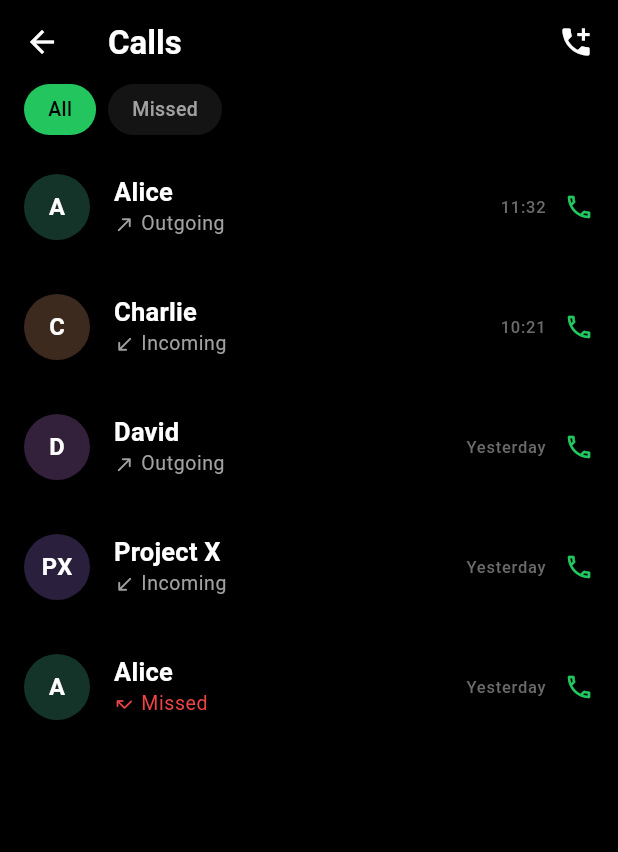
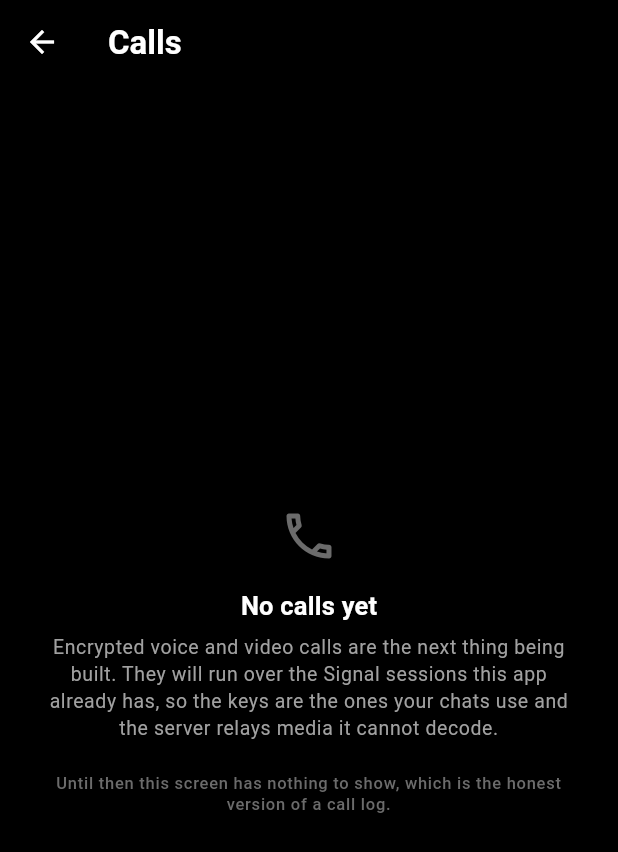
Before and after one commit to nfnc666/privio-messenger, a Flutter app: the CallsScreen screen opened directly, on a phone screen of 412 x 824 dp. Shown: the top 852 px of the screen. Run offline on Flutter 3.47's test engine with Material 3 defaults, Android fonts, the phone set to English and light mode, and no system bars; our stand-ins replace file_picker, flutter_secure_storage, just_audio, qr_flutter; missing offline and left inert: cryptography, libsignal_protocol_dart, record; accounts and stored records are empty; statements that could not run were skipped.

```diff
--- a/app/lib/data/demo_data.dart
+++ /dev/null
@@ -1,118 +0,0 @@
-import '../models/models.dart';
-
-/// The content shown in the mockups, so every screen can be opened and reviewed
-/// against `design/mockups/privio-screens-v1.jpg` before the API is wired in.
-///
-/// `ChatRepository` swaps this for live data; nothing else in the UI changes.
-abstract final class DemoData {
-  static const List<ChatSummary> chats = [
-    ChatSummary(
-      id: 'alice',
-      title: 'Alice',
-      preview: 'Hey! How are you?',
-      timestamp: '11:32',
-      unreadCount: 2,
-      presence: Presence.online,
-      avatarSeed: 1,
-    ),
-    ChatSummary(
-      id: 'project-x',
-      title: 'Project X',
-      preview: 'Bob: Document.pdf',
-      timestamp: '10:45',
-      unreadCount: 3,
-      isGroup: true,
-      previewKind: MessageKind.file,
-      avatarSeed: 2,
-    ),
-    ChatSummary(
-      id: 'charlie',
-      title: 'Charlie',
-      preview: 'Voice message',
-      timestamp: '09:12',
-      previewKind: MessageKind.voice,
-      presence: Presence.online,
-      avatarSeed: 3,
-    ),
-    ChatSummary(
-      id: 'family',
-      title: 'Family',
-      preview: 'Mom: Dinner today?',
-      timestamp: 'Yesterday',
-      isGroup: true,
-      avatarSeed: 4,
-    ),
-    ChatSummary(
-      id: 'david',
-      title: 'David',
-      preview: 'Photo',
-      timestamp: 'Yesterday',
-      previewKind: MessageKind.photo,
-      avatarSeed: 5,
-    ),
-  ];
-
-  static List<Message> conversation(String chatId) {
-    final today = DateTime.now();
-    DateTime at(int hour, int minute) =>
-        DateTime(today.year, today.month, today.day, hour, minute);
-
-    return [
-      Message(id: '1', body: 'Hey!', sentAt: at(11, 30), isMine: false),
-      Message(id: '2', body: 'How are you?', sentAt: at(11, 30), isMine: false),
-      Message(
-        id: '3',
-        body: "I'm good, thanks!",
-        sentAt: at(11, 31),
-        isMine: true,
-        state: DeliveryState.read,
-      ),
-      Message(
-        id: '4',
-        body: 'What about you?',
-        sentAt: at(11, 31),
-        isMine: true,
-        state: DeliveryState.delivered,
-      ),
-      Message(
-        id: '5',
-        body: 'Voice message',
-        sentAt: at(11, 31),
-        isMine: true,
-        kind: MessageKind.voice,
-        voiceDuration: const Duration(seconds: 8),
-        state: DeliveryState.sent,
-      ),
-    ];
-  }
-
-  static const List<Contact> contacts = [
-    Contact(id: 'alice', username: 'alice', displayName: 'Alice', presence: Presence.online, avatarSeed: 1),
-    Contact(id: 'bob', username: 'bob', displayName: 'Bob', presence: Presence.recently, avatarSeed: 2),
-    Contact(id: 'charlie', username: 'charlie', displayName: 'Charlie', presence: Presence.online, avatarSeed: 3),
-    Contact(id: 'david', username: 'david', displayName: 'David', presence: Presence.recently, avatarSeed: 5),
-    Contact(id: 'eve', username: 'eve', displayName: 'Eve', presence: Presence.online, avatarSeed: 6),
-    Contact(id: 'frank', username: 'frank', displayName: 'Frank', presence: Presence.recently, avatarSeed: 7),
-  ];
-
-  static const List<CallEntry> calls = [
-    CallEntry(id: '1', contactName: 'Alice', direction: CallDirection.outgoing, timestamp: '11:32', avatarSeed: 1),
-    CallEntry(id: '2', contactName: 'Charlie', direction: CallDirection.incoming, timestamp: '10:21', avatarSeed: 3),
-    CallEntry(id: '3', contactName: 'David', direction: CallDirection.outgoing, timestamp: 'Yesterday', avatarSeed: 5),
-    CallEntry(id: '4', contactName: 'Project X', direction: CallDirection.incoming, timestamp: 'Yesterday', avatarSeed: 2),
-    CallEntry(id: '5', contactName: 'Alice', direction: CallDirection.missed, timestamp: 'Yesterday', avatarSeed: 1),
-  ];
-
-  static const List<LinkedDevice> devices = [
-    LinkedDevice(
-      id: 'this',
-      name: 'iPhone 15 Pro',
-      platform: 'This device',
-      lastActive: 'Active now',
-      isCurrent: true,
-    ),
-    LinkedDevice(id: 'mac', name: 'MacBook Pro', platform: 'macOS', lastActive: 'Last active: 2h ago'),
-    LinkedDevice(id: 'ipad', name: 'iPad Pro', platform: 'iPadOS', lastActive: 'Last active: 1d ago'),
-    LinkedDevice(id: 'pc', name: 'Windows PC', platform: 'Windows', lastActive: 'Last active: 3d ago'),
-  ];
-}
--- a/app/lib/models/models.dart
+++ b/app/lib/models/models.dart
@@ -213,40 +213,9 @@ class ChatSummary {
   final Uint8List? avatarBytes;
 }
 
-enum CallDirection { incoming, outgoing, missed }
-
-@immutable
-class CallEntry {
-  const CallEntry({
-    required this.id,
-    required this.contactName,
-    required this.direction,
-    required this.timestamp,
-    this.isVideo = false,
-    this.avatarSeed = 0,
-  });
-
-  final String id;
-  final String contactName;
-  final CallDirection direction;
-  final String timestamp;
-  final bool isVideo;
-  final int avatarSeed;
-}
-
-@immutable
-class LinkedDevice {
-  const LinkedDevice({
-    required this.id,
-    required this.name,
-    required this.platform,
-    required this.lastActive,
-    this.isCurrent = false,
-  });
-
-  final String id;
-  final String name;
-  final String platform;
-  final String lastActive;
-  final bool isCurrent;
-}
+// Calls and linked devices used to have models here, shaped for the demo data
+// that fed them: a call had a `timestamp` that was the string "Yesterday", and
+// a device had a `lastActive` that was the string "Last active: 2h ago". Both
+// are gone with the fabricated lists. Devices are described by
+// `LinkedDevice` in `core/security_controller.dart`, from what the server
+// says; calls will get a model when there are calls.
--- a/app/lib/screens/calls_screen.dart
+++ b/app/lib/screens/calls_screen.dart
@@ -1,117 +1,52 @@
 import 'package:flutter/material.dart';
 
-import '../data/demo_data.dart';
-import '../models/models.dart';
 import '../theme/privio_colors.dart';
-import '../widgets/avatar.dart';
-import '../widgets/search_field.dart';
 
-/// Screen 7: call history.
+/// Screen 7: calls.
 ///
-/// The list is real; placing a call is V2, when WebRTC and the SRTP key exchange
-/// land. Until then the buttons are inert rather than pretending.
-class CallsScreen extends StatefulWidget {
+/// There is no call history, because there have been no calls. This screen
+/// used to render five out of `DemoData` — Alice at 11:32, Charlie at 10:21, a
+/// missed one from Alice yesterday — under a doc comment claiming "the list is
+/// real". It was not, and a fabricated call log is worse than an empty one: it
+/// is the app telling someone they spoke to a person they did not speak to.
+class CallsScreen extends StatelessWidget {
   const CallsScreen({super.key});
 
   @override
-  State<CallsScreen> createState() => _CallsScreenState();
-}
-
-class _CallsScreenState extends State<CallsScreen> {
-  int _filter = 0;
-
-  @override
   Widget build(BuildContext context) {
-    final calls = _filter == 0
-        ? DemoData.calls
-        : DemoData.calls.where((c) => c.direction == CallDirection.missed).toList();
+    final theme = Theme.of(context);
 
     return Scaffold(
-      appBar: AppBar(
-        title: const Text('Calls'),
-        actions: [
-          IconButton(
-            onPressed: () {},
-            icon: const Icon(Icons.add_call),
-            tooltip: 'New call',
+      appBar: AppBar(title: const Text('Calls')),
+      body: Center(
+        child: Padding(
+          padding: const EdgeInsets.symmetric(horizontal: PrivioSpacing.xxxl),
+          child: Column(
+            mainAxisSize: MainAxisSize.min,
+            children: [
+              const Icon(Icons.phone_outlined, size: 40, color: PrivioColors.textTertiary),
+              const SizedBox(height: PrivioSpacing.lg),
+              Text('No calls yet', style: theme.textTheme.titleMedium),
+              const SizedBox(height: PrivioSpacing.sm),
+              Text(
+                'Encrypted voice and video calls are the next thing being built. '
+                'They will run over the Signal sessions this app already has, so '
+                'the keys are the ones your chats use and the server relays media '
+                'it cannot decode.',
+                textAlign: TextAlign.center,
+                style: theme.textTheme.bodySmall,
+              ),
+              const SizedBox(height: PrivioSpacing.xl),
+              Text(
+                'Until then this screen has nothing to show, which is the honest '
+                'version of a call log.',
+                textAlign: TextAlign.center,
+                style: theme.textTheme.labelSmall,
+              ),
+            ],
           ),
-          const SizedBox(width: PrivioSpacing.xs),
-        ],
-      ),
-      body: Column(
-        children: [
-          FilterChips(
-            labels: const ['All', 'Missed'],
-            selectedIndex: _filter,
-            onSelected: (index) => setState(() => _filter = index),
-          ),
-          const SizedBox(height: PrivioSpacing.sm),
-          Expanded(
-            child: ListView.builder(
-              itemCount: calls.length,
-              itemBuilder: (context, index) => _CallRow(call: calls[index]),
-            ),
-          ),
-        ],
+        ),
       ),
     );
   }
 }
-
-class _CallRow extends StatelessWidget {
-  const _CallRow({required this.call});
-
-  final CallEntry call;
-
-  (IconData, Color, String) get _direction => switch (call.direction) {
-        CallDirection.incoming => (
-            Icons.call_received_rounded,
-            PrivioColors.textSecondary,
-            'Incoming',
-          ),
-        CallDirection.outgoing => (
-            Icons.call_made_rounded,
-            PrivioColors.textSecondary,
-            'Outgoing',
-          ),
-        CallDirection.missed => (
-            Icons.call_missed_rounded,
-            PrivioColors.danger,
-            'Missed',
-          ),
-      };
-
-  @override
-  Widget build(BuildContext context) {
-    final theme = Theme.of(context);
-    final (icon, colour, label) = _direction;
-
-    return ListTile(
-      contentPadding: const EdgeInsets.symmetric(
-        horizontal: PrivioSpacing.gutter,
-        vertical: PrivioSpacing.xs,
-      ),
-      leading: PrivioAvatar(label: call.contactName, seed: call.avatarSeed),
-      title: Text(call.contactName, style: theme.textTheme.titleMedium),
-      subtitle: Row(
-        children: [
-          Icon(icon, size: 14, color: colour),
-          const SizedBox(width: 4),
-          Text(label, style: theme.textTheme.bodySmall?.copyWith(color: colour)),
-        ],
-      ),
-      trailing: Row(
-        mainAxisSize: MainAxisSize.min,
-        children: [
-          Text(call.timestamp, style: theme.textTheme.labelSmall),
-          const SizedBox(width: PrivioSpacing.md),
-          Icon(
-            call.isVideo ? Icons.videocam_outlined : Icons.call_outlined,
-            size: 20,
-            color: PrivioColors.accent,
-          ),
-        ],
-      ),
-    );
-  }
-}
```
Also changed, not shown: app/lib/core/security_controller.dart (+78 -0 lines), app/lib/screens/devices_screen.dart (+109 -19 lines), 6 other files.
